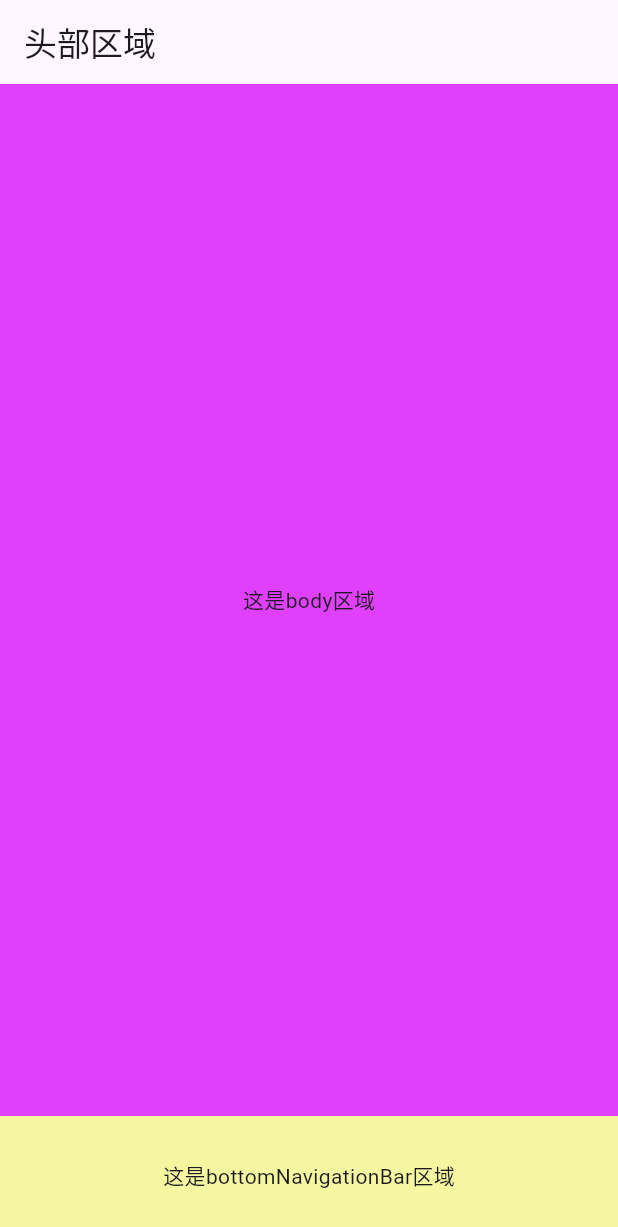
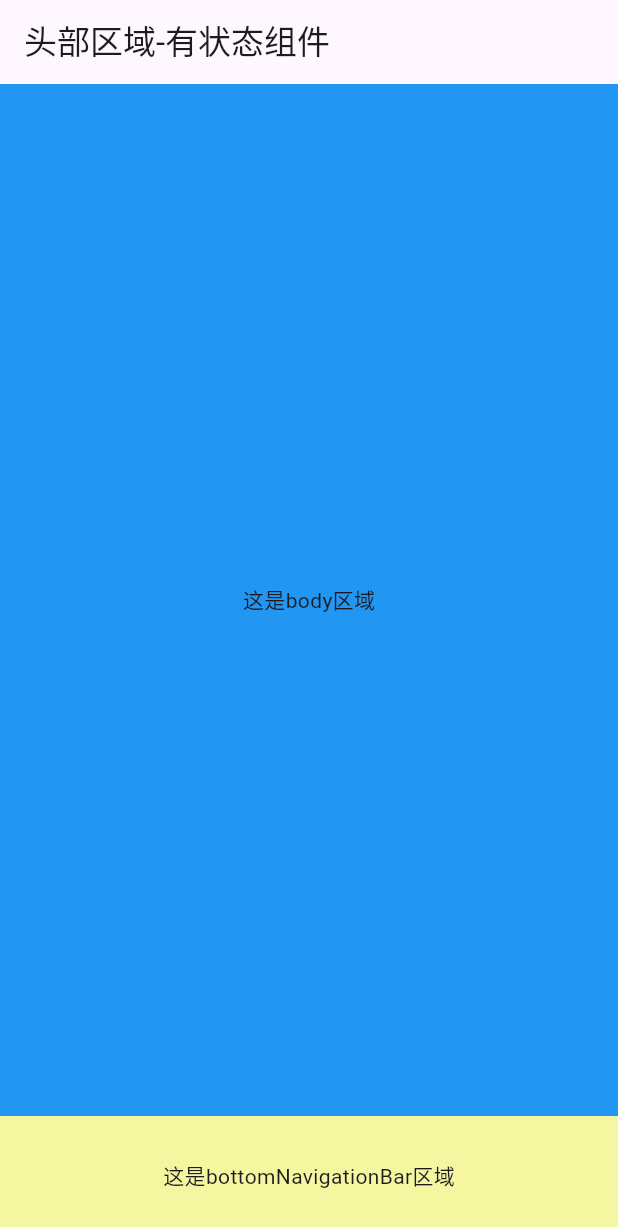
Before and after one commit to neucoder/helloworld, a Flutter app: the screen it shows after launch, on a phone screen of 412 x 824 dp. Shown: the top 1227 px of the screen. Run offline on Flutter 3.47's test engine with Material 3 defaults, Android fonts, the phone set to English and light mode, and no system bars.

Commit message:
有状态组件

```diff
--- a/lib/main.dart
+++ b/lib/main.dart
@@ -6,14 +6,21 @@ void main() {
 
 // 自定义无状态组件
 
-class MainPage extends StatelessWidget {
+class MainPage extends StatefulWidget {
+  @override
+  State<StatefulWidget> createState() {
+    return _MainPageState();
+  }
+}
+
+class _MainPageState extends State<MainPage> {
   @override
   Widget build(BuildContext context) {
     return MaterialApp(
-      title: 'Flutter组件初体验',
-      theme: ThemeData(scaffoldBackgroundColor: Colors.purpleAccent),
+      title: 'Flutter组件初体验-有状态组件',
+      theme: ThemeData(scaffoldBackgroundColor: Colors.blue),
       home: Scaffold(
-        appBar: AppBar(title: Text('头部区域')),
+        appBar: AppBar(title: Text('头部区域-有状态组件')),
         body: Container(child: Center(child: Text("这是body区域"))),
         bottomNavigationBar: Container(
           color: const Color.fromARGB(255, 245, 247, 160),
```
Also changed, not shown: 1 other file.
